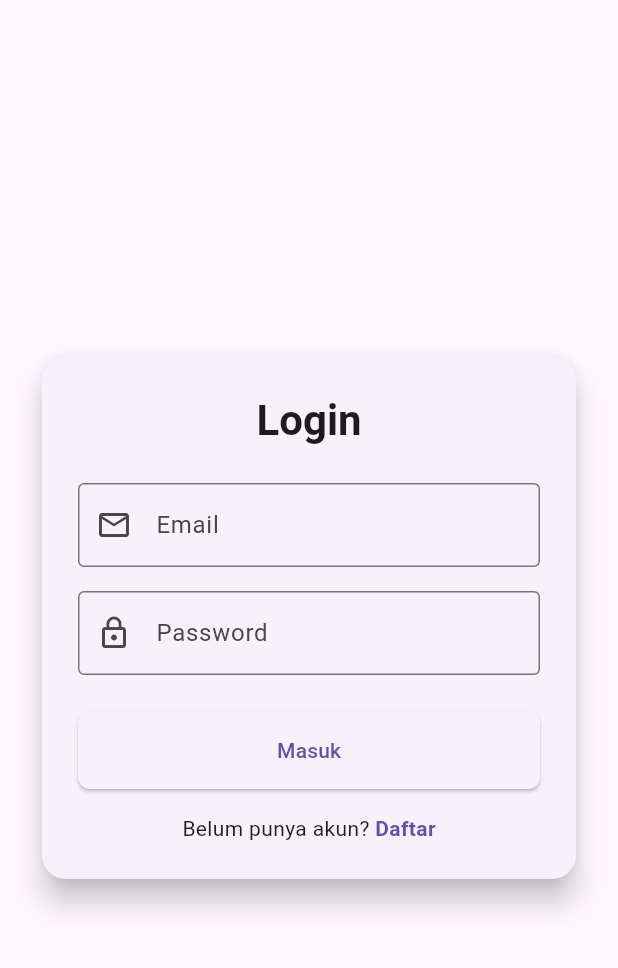
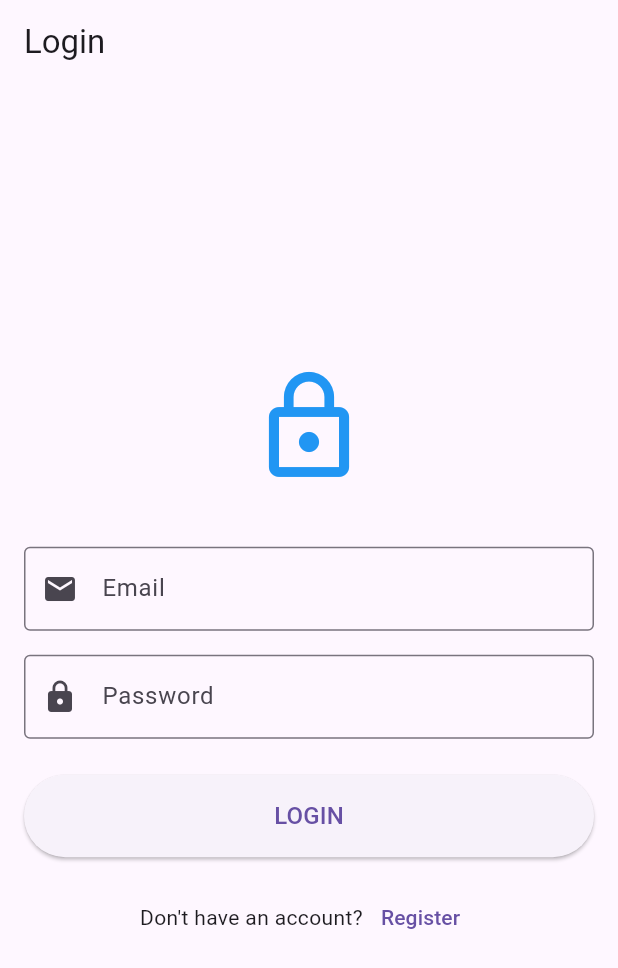
Before and after one commit to gitHUBmichael20/frontend-mobile-buku-michael, a Flutter app: the LoginScreen screen opened directly, on a phone screen of 412 x 824 dp. Shown: the top 968 px of the screen. Run offline on Flutter 3.47's test engine with Material 3 defaults, Android fonts, the phone set to English and light mode, and no system bars; our stand-ins replace google_fonts, shared_preferences; accounts and stored records are empty.

Commit message:
22 April Update

```diff
--- a/lib/config/api_config.dart
+++ b/lib/config/api_config.dart
@@ -1,4 +1,4 @@
 class ApiConfig {
-  static const String baseUrl = 'http://192.168.56.1:8000';
+  static const String baseUrl = 'http://194.168.1.95:8000';
   static const String booksEndpoint = '$baseUrl/index';
 }
--- a/lib/screens/auth/login_buku.dart
+++ b/lib/screens/auth/login_buku.dart
@@ -1,15 +1,12 @@
-import 'dart:convert';
 import 'package:flutter/material.dart';
 import 'package:http/http.dart' as http;
+import 'dart:convert';
 import 'package:shared_preferences/shared_preferences.dart';
-import 'package:front_end_mobile/config/api_config.dart'; // Adjust the import path as needed
 
 class LoginScreen extends StatefulWidget {
-  // ignore: use_super_parameters
   const LoginScreen({Key? key}) : super(key: key);
 
   @override
-  // ignore: library_private_types_in_public_api
   _LoginScreenState createState() => _LoginScreenState();
 }
 
@@ -19,47 +16,134 @@ class _LoginScreenState extends State<LoginScreen> {
   final TextEditingController _passwordController = TextEditingController();
   bool _isLoading = false;
 
-  Future<void> _handleLogin() async {
+  Future<void> _login() async {
     if (!_formKey.currentState!.validate()) return;
 
     setState(() => _isLoading = true);
 
     try {
       final response = await http.post(
-        Uri.parse('${ApiConfig.baseUrl}/auth/login'),
-        headers: {'Content-Type': 'application/json'},
+        Uri.parse('http://194.168.1.95:8000/api/auth/login'),
+        headers: {'Content-Type': 'application/json; charset=UTF-8'},
         body: jsonEncode({
-          'email': _emailController.text,
-          'password': _passwordController.text,
+          'email': _emailController.text.trim(),
+          'password': _passwordController.text.trim(),
         }),
       );
 
+      final data = jsonDecode(response.body);
+      final message = data['message'] ?? 'Unknown response';
+
+      // Always show server message
+      ScaffoldMessenger.of(context).showSnackBar(
+        SnackBar(content: Text(message)),
+      );
+
       if (response.statusCode == 200) {
-        final data = jsonDecode(response.body);
-        final token = data['token'];
+        // Save token and user info
         final prefs = await SharedPreferences.getInstance();
-        await prefs.setString('token', token);
-        if (mounted) {
-          Navigator.pushReplacementNamed(context, '/home');
-        }
-      } else {
-        if (mounted) {
-          ScaffoldMessenger.of(context).showSnackBar(
-            SnackBar(content: Text('Login gagal: ${response.body}')),
-          );
-        }
+        await prefs.setString('token', data['token']);
+        await prefs.setString('user', jsonEncode(data['user']));
+
+        // Navigate to home
+        if (!mounted) return;
+        Navigator.pushReplacementNamed(context, '/home');
       }
-    } catch (error) {
-      if (mounted) {
-        ScaffoldMessenger.of(context).showSnackBar(
-          SnackBar(content: Text('Terjadi kesalahan: $error')),
-        );
-      }
+    } catch (e) {
+      ScaffoldMessenger.of(context).showSnackBar(
+        const SnackBar(
+          content: Text(
+            'Connection error. Please check your internet connection.',
+          ),
+        ),
+      );
     } finally {
-      if (mounted) {
-        setState(() => _isLoading = false);
-      }
+      if (mounted) setState(() => _isLoading = false);
     }
+  }
+
+  @override
+  Widget build(BuildContext context) {
+    return Scaffold(
+      appBar: AppBar(title: const Text('Login')),
+      body: Padding(
+        padding: const EdgeInsets.all(16.0),
+        child: Form(
+          key: _formKey,
+          child: Column(
+            mainAxisAlignment: MainAxisAlignment.center,
+            crossAxisAlignment: CrossAxisAlignment.stretch,
+            children: [
+              const Icon(Icons.lock_outline, size: 80, color: Colors.blue),
+              const SizedBox(height: 40),
+
+              // Email
+              TextFormField(
+                controller: _emailController,
+                keyboardType: TextInputType.emailAddress,
+                decoration: const InputDecoration(
+                  labelText: 'Email',
+                  border: OutlineInputBorder(),
+                  prefixIcon: Icon(Icons.email),
+                ),
+                validator: (value) {
+                  if (value == null || value.isEmpty) {
+                    return 'Please enter your email';
+                  }
+                  if (!value.contains('@')) {
+                    return 'Please enter a valid email';
+                  }
+                  return null;
+                },
+              ),
+              const SizedBox(height: 16),
+
+              // Password
+              TextFormField(
+                controller: _passwordController,
+                obscureText: true,
+                decoration: const InputDecoration(
+                  labelText: 'Password',
+                  border: OutlineInputBorder(),
+                  prefixIcon: Icon(Icons.lock),
+                ),
+                validator: (value) {
+                  if (value == null || value.isEmpty) {
+                    return 'Please enter your password';
+                  }
+                  return null;
+                },
+              ),
+              const SizedBox(height: 24),
+
+              // Login Button
+              ElevatedButton(
+                onPressed: _isLoading ? null : _login,
+                style: ElevatedButton.styleFrom(
+                    padding: const EdgeInsets.symmetric(vertical: 16)),
+                child: _isLoading
+                    ? const CircularProgressIndicator()
+                    : const Text('LOGIN', style: TextStyle(fontSize: 16)),
+              ),
+
+              const SizedBox(height: 16),
+
+              // Register Link
+              Row(
+                mainAxisAlignment: MainAxisAlignment.center,
+                children: [
+                  const Text("Don't have an account?"),
+                  TextButton(
+                    onPressed: () => Navigator.pushNamed(context, '/register'),
+                    child: const Text('Register'),
+                  ),
+                ],
+              ),
+            ],
+          ),
+        ),
+      ),
+    );
   }
 
   @override
@@ -68,117 +152,4 @@ class _LoginScreenState extends State<LoginScreen> {
     _passwordController.dispose();
     super.dispose();
   }
-
-  @override
-  Widget build(BuildContext context) {
-    return Scaffold(
-      body: Center(
-        child: SingleChildScrollView(
-          padding: const EdgeInsets.symmetric(horizontal: 24.0),
-          child: Card(
-            elevation: 8,
-            shape: RoundedRectangleBorder(
-              borderRadius: BorderRadius.circular(16),
-            ),
-            child: Padding(
-              padding: const EdgeInsets.all(24.0),
-              child: Form(
-                key: _formKey,
-                child: Column(
-                  mainAxisSize: MainAxisSize.min,
-                  children: [
-                    Text(
-                      'Login',
-                      style:
-                          Theme.of(context).textTheme.headlineMedium?.copyWith(
-                                    fontWeight: FontWeight.bold,
-                                  ) ??
-                              const TextStyle(
-                                  fontSize: 24, fontWeight: FontWeight.bold),
-                    ),
-                    const SizedBox(height: 24),
-                    TextFormField(
-                      controller: _emailController,
-                      decoration: const InputDecoration(
-                        labelText: 'Email',
-                        prefixIcon: Icon(Icons.email_outlined),
-                        border: OutlineInputBorder(),
-                      ),
-                      validator: (value) {
-                        if (value == null || value.isEmpty) {
-                          return 'Email tidak boleh kosong';
-                        }
-                        return null;
-                      },
-                    ),
-                    const SizedBox(height: 16),
-                    TextFormField(
-                      controller: _passwordController,
-                      decoration: const InputDecoration(
-                        labelText: 'Password',
-                        prefixIcon: Icon(Icons.lock_outline),
-                        border: OutlineInputBorder(),
-                      ),
-                      obscureText: true,
-                      validator: (value) {
-                        if (value == null || value.isEmpty) {
-                          return 'Password tidak boleh kosong';
-                        }
-                        if (value.length < 6) {
-                          return 'Password minimal 6 karakter';
-                        }
-                        return null;
-                      },
-                    ),
-                    const SizedBox(height: 24),
-                    SizedBox(
-                      width: double.infinity,
-                      child: ElevatedButton(
-                        onPressed: _isLoading ? null : _handleLogin,
-                        style: ElevatedButton.styleFrom(
-                          padding: const EdgeInsets.symmetric(vertical: 16),
-                          shape: RoundedRectangleBorder(
-                            borderRadius: BorderRadius.circular(8),
-                          ),
-                        ),
-                        child: _isLoading
-                            ? const SizedBox(
-                                width: 24,
-                                height: 24,
-                                child: CircularProgressIndicator(
-                                  strokeWidth: 2,
-                                  color: Colors.white,
-                                ),
-                              )
-                            : const Text('Masuk'),
-                      ),
-                    ),
-                    const SizedBox(height: 16),
-                    Row(
-                      mainAxisAlignment: MainAxisAlignment.center,
-                      children: [
-                        const Text('Belum punya akun? '),
-                        GestureDetector(
-                          onTap: () {
-                            Navigator.pushNamed(context, '/register');
-                          },
-                          child: Text(
-                            'Daftar',
-                            style: TextStyle(
-                              color: Theme.of(context).primaryColor,
-                              fontWeight: FontWeight.bold,
-                            ),
-                          ),
-                        ),
-                      ],
-                    ),
-                  ],
-                ),
-              ),
-            ),
-          ),
-        ),
-      ),
-    );
-  }
 }
--- a/lib/screens/home_screen.dart
+++ b/lib/screens/home_screen.dart
@@ -78,6 +78,7 @@ class HomeScreen extends StatelessWidget {
             context,
             MaterialPageRoute(builder: (_) => const TambahBukuScreen()),
           ).then((_) {
+            // ignore: use_build_context_synchronously
             context.read<BookProvider>().fetchBooks();
           });
         },
--- a/lib/screens/tambah_buku_screen.dart
+++ b/lib/screens/tambah_buku_screen.dart
@@ -7,6 +7,7 @@ class TambahBukuScreen extends StatefulWidget {
   const TambahBukuScreen({super.key});
 
   @override
+  // ignore: library_private_types_in_public_api
   _TambahBukuScreenState createState() => _TambahBukuScreenState();
 }
 
```
Also changed, not shown: lib/main.dart (+8 -2 lines), 1 other file.
